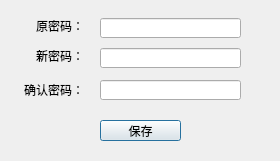
605791556/PayAccount-QT, file PayCount_QT/CSetPwdDlg.ui: the form before one commit.
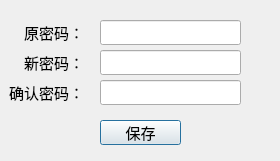
The form after the commit.

The edit to the form file:
```diff
--- a/PayCount_QT/CSetPwdDlg.ui
+++ b/PayCount_QT/CSetPwdDlg.ui
@@ -16,12 +16,17 @@
   <widget class="QLabel" name="label">
    <property name="geometry">
     <rect>
-     <x>30</x>
+     <x>13</x>
      <y>20</y>
-     <width>54</width>
-     <height>12</height>
+     <width>71</width>
+     <height>25</height>
     </rect>
    </property>
+   <property name="font">
+    <font>
+     <pointsize>11</pointsize>
+    </font>
+   </property>
    <property name="text">
     <string>原密码：</string>
    </property>
@@ -32,12 +37,17 @@
   <widget class="QLabel" name="label_2">
    <property name="geometry">
     <rect>
-     <x>30</x>
+     <x>13</x>
      <y>50</y>
-     <width>54</width>
-     <height>12</height>
+     <width>71</width>
+     <height>25</height>
     </rect>
    </property>
+   <property name="font">
+    <font>
+     <pointsize>11</pointsize>
+    </font>
+   </property>
    <property name="text">
     <string>新密码：</string>
    </property>
@@ -48,12 +58,17 @@
   <widget class="QLabel" name="label_3">
    <property name="geometry">
     <rect>
-     <x>23</x>
+     <x>3</x>
      <y>80</y>
-     <width>61</width>
-     <height>20</height>
+     <width>81</width>
+     <height>25</height>
     </rect>
    </property>
+   <property name="font">
+    <font>
+     <pointsize>11</pointsize>
+    </font>
+   </property>
    <property name="text">
     <string>确认密码：</string>
    </property>
@@ -65,11 +80,16 @@
    <property name="geometry">
     <rect>
      <x>100</x>
-     <y>18</y>
+     <y>20</y>
      <width>141</width>
-     <height>20</height>
+     <height>25</height>
     </rect>
    </property>
+   <property name="font">
+    <font>
+     <pointsize>11</pointsize>
+    </font>
+   </property>
    <property name="echoMode">
     <enum>QLineEdit::Password</enum>
    </property>
@@ -78,11 +98,16 @@
    <property name="geometry">
     <rect>
      <x>100</x>
-     <y>48</y>
+     <y>50</y>
      <width>141</width>
-     <height>20</height>
+     <height>25</height>
     </rect>
    </property>
+   <property name="font">
+    <font>
+     <pointsize>11</pointsize>
+    </font>
+   </property>
    <property name="echoMode">
     <enum>QLineEdit::Password</enum>
    </property>
@@ -93,9 +118,14 @@
      <x>100</x>
      <y>80</y>
      <width>141</width>
-     <height>20</height>
+     <height>25</height>
     </rect>
    </property>
+   <property name="font">
+    <font>
+     <pointsize>11</pointsize>
+    </font>
+   </property>
    <property name="echoMode">
     <enum>QLineEdit::Password</enum>
    </property>
@@ -106,9 +136,14 @@
      <x>100</x>
      <y>120</y>
      <width>81</width>
-     <height>21</height>
+     <height>25</height>
     </rect>
    </property>
+   <property name="font">
+    <font>
+     <pointsize>11</pointsize>
+    </font>
+   </property>
    <property name="text">
     <string>保存</string>
    </property>
```
